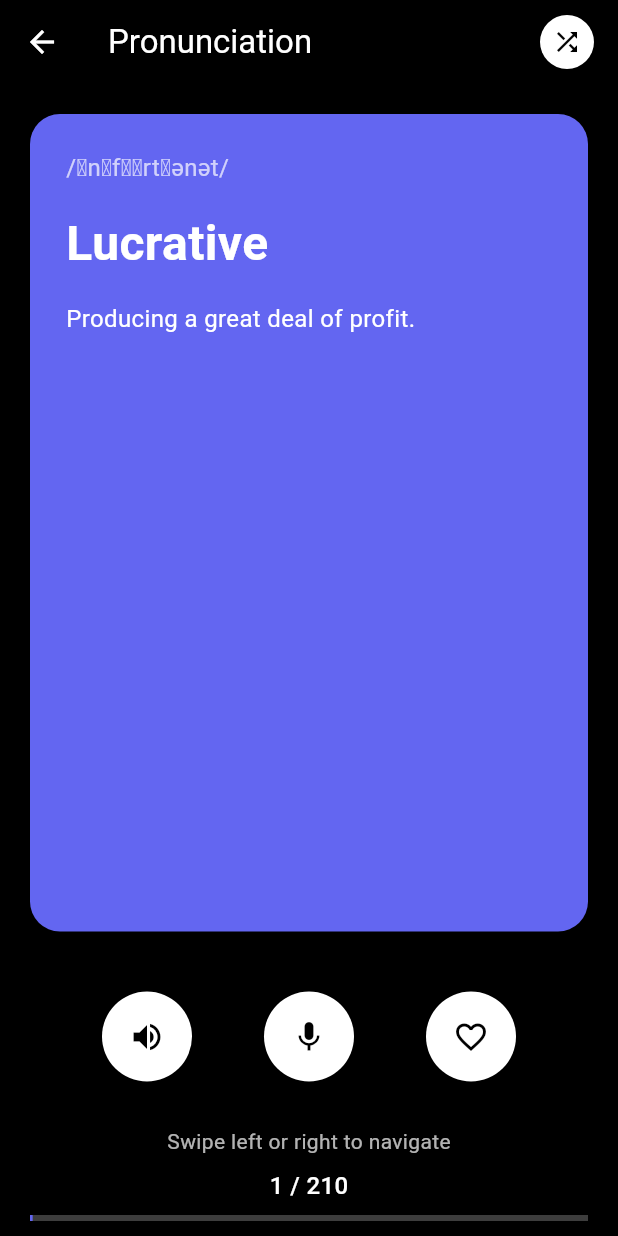
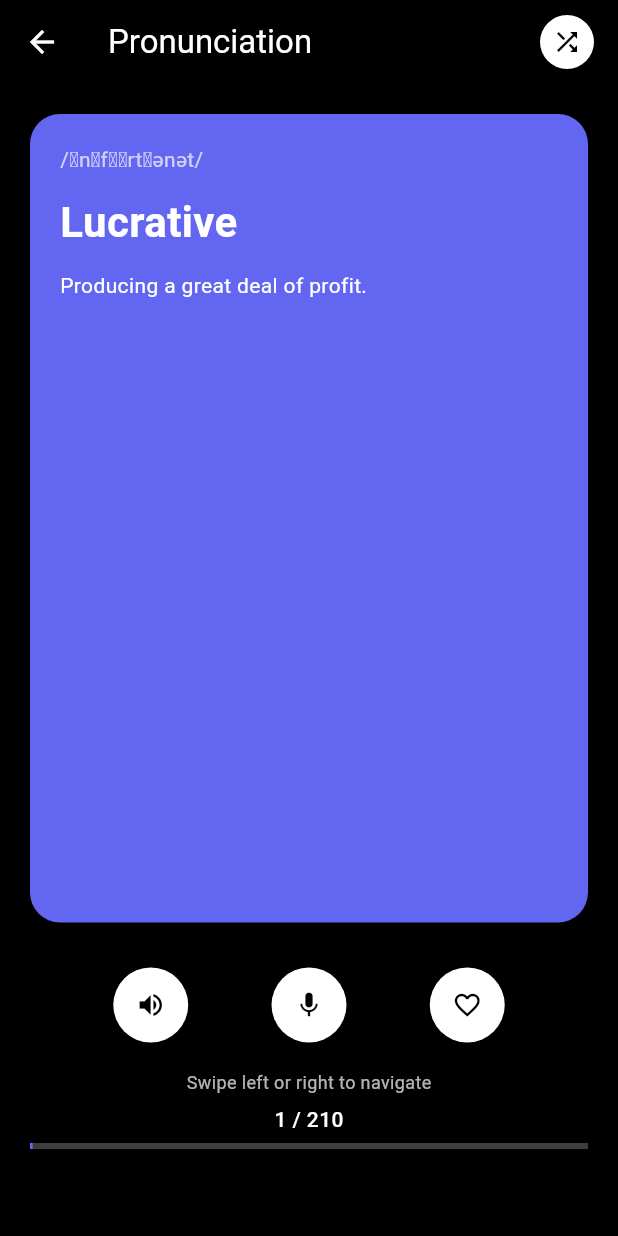
Before and after one commit to staraircool/Vocab6, a Flutter app: the screen it shows after launch, after a tap on "Free-hand mode", on a phone screen of 412 x 824 dp. Run offline on Flutter 3.47's test engine with Material 3 defaults, Android fonts, the phone set to English and light mode, and no system bars; drawn by our look-alikes of google_mobile_ads; our stand-ins replace csv; network calls fail; Roboto replaces fonts that are missing (Poppins).

Commit message:
Integrate AdMob: Add banner ads to word study screen, interstitial ads on navigation and app close, reduce card height for better layout

```diff
--- a/lib/main.dart
+++ b/lib/main.dart
@@ -1,8 +1,11 @@
 import 'package:flutter/material.dart';
 import 'package:flutter/services.dart';
 import 'screens/home_screen.dart';
+import 'services/ad_service.dart';
 
-void main() {
+void main() async {
+  WidgetsFlutterBinding.ensureInitialized();
+  await AdService.initialize();
   runApp(const VocablyApp());
 }
 
--- a/lib/screens/home_screen.dart
+++ b/lib/screens/home_screen.dart
@@ -1,7 +1,9 @@
 import 'package:flutter/material.dart';
+import 'package:google_mobile_ads/google_mobile_ads.dart';
 import '../models/vocabulary_data.dart';
 import '../widgets/progress_card.dart';
 import '../widgets/learning_card.dart';
+import '../services/ad_service.dart';
 import 'word_study_screen.dart';
 
 class HomeScreen extends StatefulWidget {
@@ -13,11 +15,13 @@ class HomeScreen extends StatefulWidget {
 
 class _HomeScreenState extends State<HomeScreen> {
   bool _isLoading = true;
+  InterstitialAd? _interstitialAd;
 
   @override
   void initState() {
     super.initState();
     _loadData();
+    _loadInterstitialAd();
   }
 
   Future<void> _loadData() async {
@@ -29,10 +33,40 @@ class _HomeScreenState extends State<HomeScreen> {
     }
   }
 
+  Future<void> _loadInterstitialAd() async {
+    _interstitialAd = await AdService.createInterstitialAd();
+  }
+
   void _refreshProgress() {
     setState(() {
       // This will trigger a rebuild and update the progress
     });
+  }
+
+  void _navigateToWordStudy(List<VocabularyWord> words, String title) {
+    // Show interstitial ad before navigation
+    AdService.showInterstitialAd(_interstitialAd, onAdClosed: () async {
+      // Navigate to word study screen after ad is closed
+      await Navigator.push(
+        context,
+        MaterialPageRoute(
+          builder: (context) => WordStudyScreen(
+            words: words,
+            title: title,
+            onProgressUpdate: _refreshProgress,
+          ),
+        ),
+      );
+      _refreshProgress();
+      // Load a new interstitial ad for next time
+      _loadInterstitialAd();
+    });
+  }
+
+  @override
+  void dispose() {
+    _interstitialAd?.dispose();
+    super.dispose();
   }
 
   @override
@@ -94,18 +128,8 @@ class _HomeScreenState extends State<HomeScreen> {
                         textColor: Colors.white,
                         showContinueButton: true,
                         progress: "13/20",
-                        onTap: () async {
-                          await Navigator.push(
-                            context,
-                            MaterialPageRoute(
-                              builder: (context) => WordStudyScreen(
-                                words: VocabularyData.learnNewWords,
-                                title: "Learn new words",
-                                onProgressUpdate: _refreshProgress,
-                              ),
-                            ),
-                          );
-                          _refreshProgress();
+                        onTap: () {
+                          _navigateToWordStudy(VocabularyData.learnNewWords, "Learn new words");
                         },
                       ),
                     ),
@@ -118,18 +142,8 @@ class _HomeScreenState extends State<HomeScreen> {
                         subtitle: "${VocabularyData.freeHandWords.length} words",
                         backgroundColor: const Color(0xFFB19CD9),
                         textColor: Colors.white,
-                        onTap: () async {
-                          await Navigator.push(
-                            context,
-                            MaterialPageRoute(
-                              builder: (context) => WordStudyScreen(
-                                words: VocabularyData.freeHandWords,
-                                title: "Free-hand mode",
-                                onProgressUpdate: _refreshProgress,
-                              ),
-                            ),
-                          );
-                          _refreshProgress();
+                        onTap: () {
+                          _navigateToWordStudy(VocabularyData.freeHandWords, "Free-hand mode");
                         },
                       ),
                     ),
@@ -140,18 +154,8 @@ class _HomeScreenState extends State<HomeScreen> {
                       subtitle: "${VocabularyData.allWords.length} words",
                       backgroundColor: Colors.white,
                       textColor: Colors.black,
-                      onTap: () async {
-                        await Navigator.push(
-                          context,
-                          MaterialPageRoute(
-                            builder: (context) => WordStudyScreen(
-                              words: VocabularyData.allWords,
-                              title: "Repeat all words",
-                              onProgressUpdate: _refreshProgress,
-                            ),
-                          ),
-                        );
-                        _refreshProgress();
+                      onTap: () {
+                        _navigateToWordStudy(VocabularyData.allWords, "Repeat all words");
                       },
                     ),
                   ],
--- a/lib/screens/word_study_screen.dart
+++ b/lib/screens/word_study_screen.dart
@@ -1,5 +1,7 @@
 import 'package:flutter/material.dart';
+import 'package:google_mobile_ads/google_mobile_ads.dart';
 import '../models/vocabulary_data.dart';
+import '../services/ad_service.dart';
 
 class WordStudyScreen extends StatefulWidget {
   final List<VocabularyWord> words;
@@ -17,23 +19,53 @@ class WordStudyScreen extends StatefulWidget {
   State<WordStudyScreen> createState() => _WordStudyScreenState();
 }
 
-class _WordStudyScreenState extends State<WordStudyScreen> {
+class _WordStudyScreenState extends State<WordStudyScreen> with WidgetsBindingObserver {
   late List<VocabularyWord> shuffledWords;
   int currentIndex = 0;
   PageController pageController = PageController();
+  BannerAd? _bannerAd;
+  InterstitialAd? _interstitialAd;
+  bool _isBannerAdReady = false;
 
   @override
   void initState() {
     super.initState();
+    WidgetsBinding.instance.addObserver(this);
     // Shuffle words every time the screen is opened
     shuffledWords = List.from(widget.words);
     shuffledWords.shuffle();
+    _loadBannerAd();
+    _loadInterstitialAd();
   }
 
   @override
   void dispose() {
+    WidgetsBinding.instance.removeObserver(this);
     pageController.dispose();
+    _bannerAd?.dispose();
+    _interstitialAd?.dispose();
     super.dispose();
+  }
+
+  @override
+  void didChangeAppLifecycleState(AppLifecycleState state) {
+    if (state == AppLifecycleState.paused || state == AppLifecycleState.detached) {
+      // Show interstitial ad when app is paused or closed
+      AdService.showInterstitialAd(_interstitialAd);
+    }
+  }
+
+  void _loadBannerAd() {
+    _bannerAd = AdService.createBannerAd();
+    _bannerAd!.load().then((_) {
+      setState(() {
+        _isBannerAdReady = true;
+      });
+    });
+  }
+
+  Future<void> _loadInterstitialAd() async {
+    _interstitialAd = await AdService.createInterstitialAd();
   }
 
   void _toggleMemorized() {
@@ -58,6 +90,14 @@ class _WordStudyScreenState extends State<WordStudyScreen> {
     });
   }
 
+  Future<bool> _onWillPop() async {
+    // Show interstitial ad when user presses back button
+    AdService.showInterstitialAd(_interstitialAd, onAdClosed: () {
+      Navigator.of(context).pop();
+    });
+    return false; // Prevent default back navigation
+  }
+
   @override
   Widget build(BuildContext context) {
     if (shuffledWords.isEmpty) {
@@ -77,12 +117,20 @@ class _WordStudyScreenState extends State<WordStudyScreen> {
       );
     }
 
-    return Scaffold(
+    return WillPopScope(
+      onWillPop: _onWillPop,
+      child: Scaffold(
         backgroundColor: Colors.black,
         appBar: AppBar(
           title: const Text("Pronunciation"),
           backgroundColor: Colors.black,
           foregroundColor: Colors.white,
+          leading: IconButton(
+            icon: const Icon(Icons.arrow_back),
+            onPressed: () {
+              _onWillPop();
+            },
+          ),
           actions: [
             GestureDetector(
               onTap: _shuffleWords,
@@ -104,8 +152,9 @@ class _WordStudyScreenState extends State<WordStudyScreen> {
         ),
         body: Column(
           children: [
-          // Word Study Cards with PageView for swipe functionality
+            // Word Study Cards with PageView for swipe functionality - Reduced height
             Expanded(
+              flex: 3, // Reduced from default to make room for banner ad
               child: PageView.builder(
                 controller: pageController,
                 onPageChanged: (index) {
@@ -118,7 +167,7 @@ class _WordStudyScreenState extends State<WordStudyScreen> {
                   final currentWord = shuffledWords[index];
                   return Container(
                     margin: const EdgeInsets.all(20),
-                  padding: const EdgeInsets.all(24),
+                    padding: const EdgeInsets.all(20), // Reduced padding
                     decoration: BoxDecoration(
                       color: const Color(0xFF6366F1),
                       borderRadius: BorderRadius.circular(20),
@@ -131,21 +180,21 @@ class _WordStudyScreenState extends State<WordStudyScreen> {
                           currentWord.pronunciation ?? "/ʌnˈfɔːrtʃənət/",
                           style: const TextStyle(
                             color: Colors.white70,
-                          fontSize: 16,
+                            fontSize: 14, // Reduced font size
                           ),
                         ),
-                      const SizedBox(height: 16),
+                        const SizedBox(height: 12), // Reduced spacing
 
                         // Word
                         Text(
                           currentWord.word,
                           style: const TextStyle(
                             color: Colors.white,
-                          fontSize: 32,
+                            fontSize: 28, // Reduced font size
                             fontWeight: FontWeight.bold,
                           ),
                         ),
-                      const SizedBox(height: 16),
+                        const SizedBox(height: 12), // Reduced spacing
 
                         // Definition
                         Expanded(
@@ -154,8 +203,8 @@ class _WordStudyScreenState extends State<WordStudyScreen> {
                               currentWord.definition,
                               style: const TextStyle(
                                 color: Colors.white,
-                              fontSize: 16,
-                              height: 1.5,
+                                fontSize: 14, // Reduced font size
+                                height: 1.4,
                               ),
                             ),
                           ),
@@ -163,33 +212,33 @@ class _WordStudyScreenState extends State<WordStudyScreen> {
 
                         // Synonyms
                         if (currentWord.synonyms.isNotEmpty) ...[
-                        const SizedBox(height: 24),
+                          const SizedBox(height: 16), // Reduced spacing
                           const Text(
                             "Synonyms:",
                             style: TextStyle(
                               color: Colors.white,
-                            fontSize: 16,
+                              fontSize: 14, // Reduced font size
                               fontWeight: FontWeight.w600,
                             ),
                           ),
-                        const SizedBox(height: 8),
+                          const SizedBox(height: 6), // Reduced spacing
                           Wrap(
-                          spacing: 8,
+                            spacing: 6, // Reduced spacing
                             children: currentWord.synonyms.map((synonym) {
                               return Container(
                                 padding: const EdgeInsets.symmetric(
-                                horizontal: 12,
-                                vertical: 6,
+                                  horizontal: 10, // Reduced padding
+                                  vertical: 4, // Reduced padding
                                 ),
                                 decoration: BoxDecoration(
                                   color: Colors.black,
-                                borderRadius: BorderRadius.circular(15),
+                                  borderRadius: BorderRadius.circular(12), // Reduced radius
                                 ),
                                 child: Text(
                                   synonym,
                                   style: const TextStyle(
                                     color: Colors.white,
-                                  fontSize: 14,
+                                    fontSize: 12, // Reduced font size
                                   ),
                                 ),
                               );
@@ -205,14 +254,14 @@ class _WordStudyScreenState extends State<WordStudyScreen> {
 
             // Action Buttons
             Container(
-            padding: const EdgeInsets.all(20),
+              padding: const EdgeInsets.symmetric(horizontal: 20, vertical: 10), // Reduced padding
               child: Row(
                 mainAxisAlignment: MainAxisAlignment.spaceEvenly,
                 children: [
                   // Audio Button
                   Container(
-                  width: 60,
-                  height: 60,
+                    width: 50, // Reduced size
+                    height: 50, // Reduced size
                     decoration: const BoxDecoration(
                       color: Colors.white,
                       shape: BoxShape.circle,
@@ -220,14 +269,14 @@ class _WordStudyScreenState extends State<WordStudyScreen> {
                     child: const Icon(
                       Icons.volume_up,
                       color: Colors.black,
-                    size: 24,
+                      size: 20, // Reduced size
                     ),
                   ),
 
                   // Microphone Button
                   Container(
-                  width: 60,
-                  height: 60,
+                    width: 50, // Reduced size
+                    height: 50, // Reduced size
                     decoration: const BoxDecoration(
                       color: Colors.white,
                       shape: BoxShape.circle,
@@ -235,7 +284,7 @@ class _WordStudyScreenState extends State<WordStudyScreen> {
                     child: const Icon(
                       Icons.mic,
                       color: Colors.black,
-                    size: 24,
+                      size: 20, // Reduced size
                     ),
                   ),
 
@@ -243,8 +292,8 @@ class _WordStudyScreenState extends State<WordStudyScreen> {
                   GestureDetector(
                     onTap: _toggleMemorized,
                     child: Container(
-                    width: 60,
-                    height: 60,
+                      width: 50, // Reduced size
+                      height: 50, // Reduced size
                       decoration: const BoxDecoration(
                         color: Colors.white,
                         shape: BoxShape.circle,
@@ -252,7 +301,7 @@ class _WordStudyScreenState extends State<WordStudyScreen> {
                       child: Icon(
                         shuffledWords[currentIndex].isMemorized ? Icons.favorite : Icons.favorite_border,
                         color: shuffledWords[currentIndex].isMemorized ? Colors.red : Colors.black,
-                      size: 24,
+                        size: 20, // Reduced size
                       ),
                     ),
                   ),
@@ -262,7 +311,7 @@ class _WordStudyScreenState extends State<WordStudyScreen> {
 
             // Navigation and Progress
             Container(
-            padding: const EdgeInsets.symmetric(horizontal: 20, vertical: 10),
+              padding: const EdgeInsets.symmetric(horizontal: 20, vertical: 8), // Reduced padding
               child: Column(
                 children: [
                   // Swipe instruction
@@ -270,10 +319,10 @@ class _WordStudyScreenState extends State<WordStudyScreen> {
                     "Swipe left or right to navigate",
                     style: TextStyle(
                       color: Colors.white70,
-                    fontSize: 14,
+                      fontSize: 12, // Reduced font size
                     ),
                   ),
-                const SizedBox(height: 8),
+                  const SizedBox(height: 6), // Reduced spacing
                   // Progress indicator
                   Row(
                     mainAxisAlignment: MainAxisAlignment.center,
@@ -282,13 +331,13 @@ class _WordStudyScreenState extends State<WordStudyScreen> {
                         "${currentIndex + 1} / ${shuffledWords.length}",
                         style: const TextStyle(
                           color: Colors.white,
-                        fontSize: 16,
+                          fontSize: 14, // Reduced font size
                           fontWeight: FontWeight.w500,
                         ),
                       ),
                     ],
                   ),
-                const SizedBox(height: 8),
+                  const SizedBox(height: 6), // Reduced spacing
                   // Progress bar
                   LinearProgressIndicator(
                     value: (currentIndex + 1) / shuffledWords.length,
@@ -298,7 +347,17 @@ class _WordStudyScreenState extends State<WordStudyScreen> {
                 ],
               ),
             ),
+
+            // Banner Ad
+            if (_isBannerAdReady && _bannerAd != null)
+              Container(
+                alignment: Alignment.center,
+                width: _bannerAd!.size.width.toDouble(),
+                height: _bannerAd!.size.height.toDouble(),
+                child: AdWidget(ad: _bannerAd!),
+              ),
           ],
+        ),
       ),
     );
   }
--- /dev/null
+++ b/lib/services/ad_service.dart
@@ -0,0 +1,97 @@
+import 'dart:io';
+import 'package:google_mobile_ads/google_mobile_ads.dart';
+
+class AdService {
+  static const String _appId = 'ca-app-pub-4420776878768276~1558821143';
+  static const String _bannerAdId = 'ca-app-pub-4420776878768276/5633797528';
+  static const String _interstitialAdId = 'ca-app-pub-4420776878768276/7741086118';
+
+  static Future<void> initialize() async {
+    await MobileAds.instance.initialize();
+  }
+
+  static String get appId => _appId;
+
+  static String get bannerAdId {
+    if (Platform.isAndroid) {
+      return _bannerAdId;
+    } else if (Platform.isIOS) {
+      return _bannerAdId;
+    } else {
+      throw UnsupportedError('Unsupported platform');
+    }
+  }
+
+  static String get interstitialAdId {
+    if (Platform.isAndroid) {
+      return _interstitialAdId;
+    } else if (Platform.isIOS) {
+      return _interstitialAdId;
+    } else {
+      throw UnsupportedError('Unsupported platform');
+    }
+  }
+
+  static BannerAd createBannerAd() {
+    return BannerAd(
+      adUnitId: bannerAdId,
+      size: AdSize.banner,
+      request: const AdRequest(),
+      listener: BannerAdListener(
+        onAdLoaded: (ad) {
+          print('Banner ad loaded');
+        },
+        onAdFailedToLoad: (ad, error) {
+          print('Banner ad failed to load: $error');
+          ad.dispose();
+        },
+      ),
+    );
+  }
+
+  static Future<InterstitialAd?> createInterstitialAd() async {
+    InterstitialAd? interstitialAd;
+
+    await InterstitialAd.load(
+      adUnitId: interstitialAdId,
+      request: const AdRequest(),
+      adLoadCallback: InterstitialAdLoadCallback(
+        onAdLoaded: (ad) {
+          interstitialAd = ad;
+          print('Interstitial ad loaded');
+        },
+        onAdFailedToLoad: (error) {
+          print('Interstitial ad failed to load: $error');
+        },
+      ),
+    );
+
+    return interstitialAd;
+  }
+
+  static void showInterstitialAd(InterstitialAd? ad, {VoidCallback? onAdClosed}) {
+    if (ad != null) {
+      ad.fullScreenContentCallback = FullScreenContentCallback(
+        onAdDismissedFullScreenContent: (ad) {
+          ad.dispose();
+          if (onAdClosed != null) {
+            onAdClosed();
+          }
+        },
+        onAdFailedToShowFullScreenContent: (ad, error) {
+          print('Interstitial ad failed to show: $error');
+          ad.dispose();
+          if (onAdClosed != null) {
+            onAdClosed();
+          }
+        },
+      );
+      ad.show();
+    } else {
+      print('Interstitial ad is not ready');
+      if (onAdClosed != null) {
+        onAdClosed();
+      }
+    }
+  }
+}
--- a/pubspec.yaml
+++ b/pubspec.yaml
@@ -35,6 +35,7 @@ dependencies:
   # Use with the CupertinoIcons class for iOS style icons.
   cupertino_icons: ^1.0.8
   csv: ^6.0.0
+  google_mobile_ads: ^5.1.0
 
 dev_dependencies:
   flutter_test:
```
Also changed, not shown: pubspec.lock, 1 other file. Lines whose indentation alone changed are shown as unchanged.
